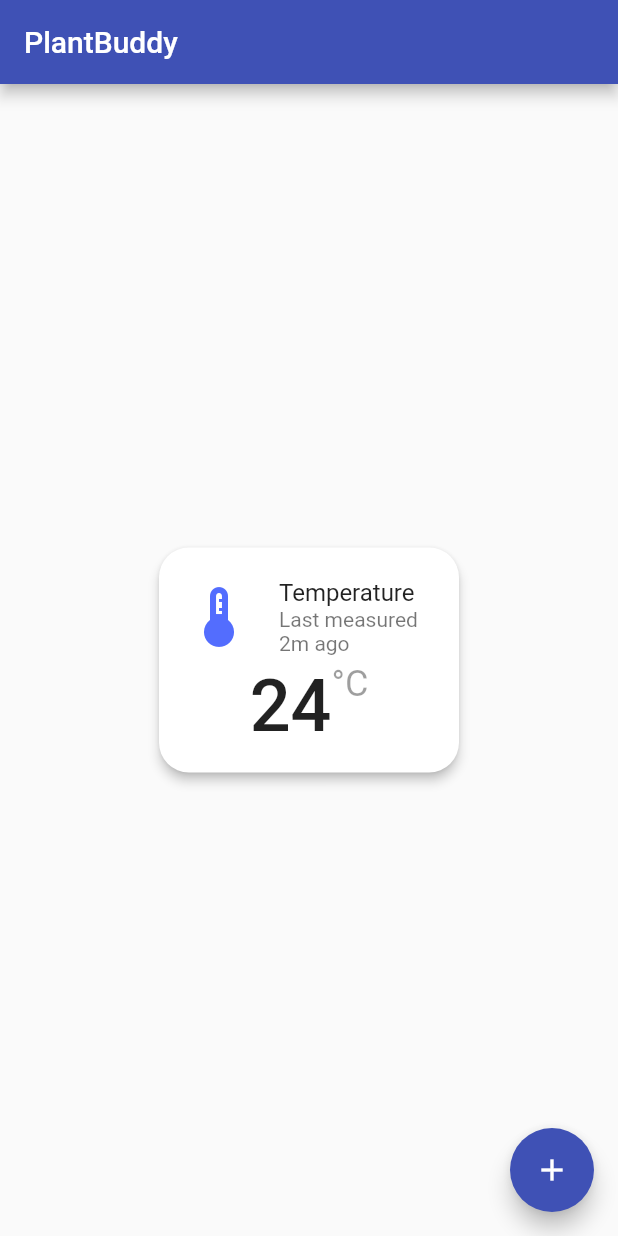
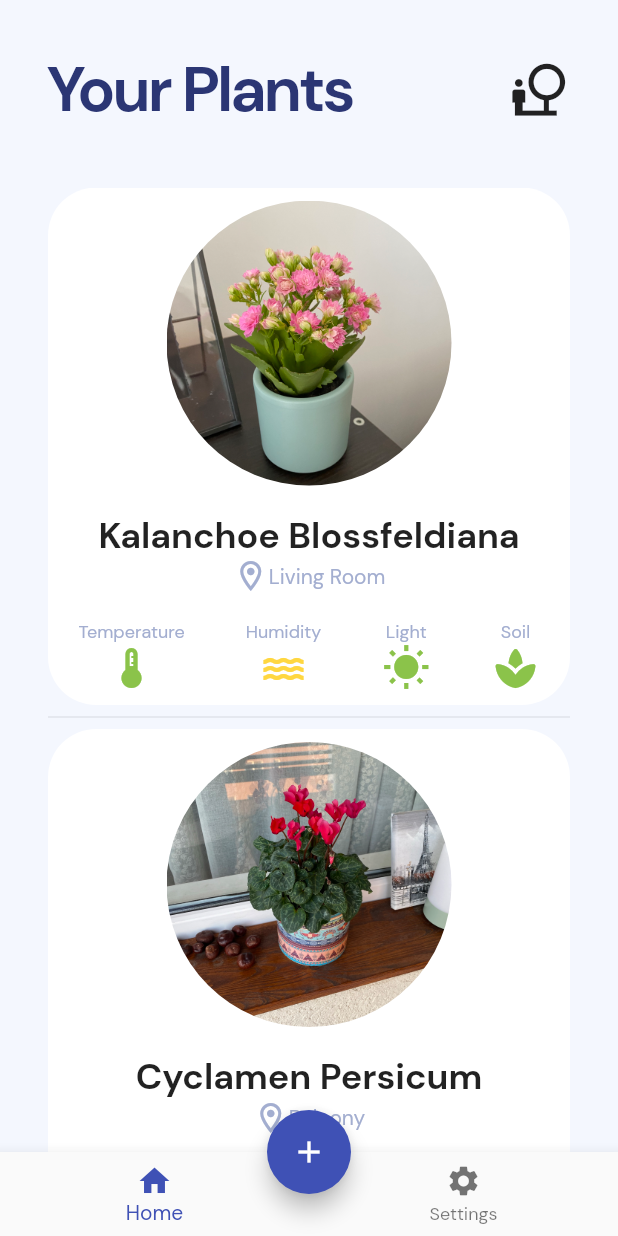
Before and after one commit to Ardelean-Calin/plantbuddy-hw, a Flutter app: the screen it shows after launch, on a phone screen of 412 x 824 dp. Run offline on Flutter 3.47's test engine with Material 2 defaults, Android fonts, the phone set to English and light mode, and no system bars.

Commit message:
Initial template for plant presentation page.

```diff
--- a/02_Software/02_PhoneApp/lib/main.dart
+++ b/02_Software/02_PhoneApp/lib/main.dart
@@ -1,3 +1,4 @@
+import 'package:build/view/plantCardSM.dart';
 import 'package:flutter/material.dart';
 
 void main() {
@@ -21,6 +22,8 @@ class MyApp extends StatelessWidget {
         // Notice that the counter didn't reset back to zero; the application
         // is not restarted.
         primarySwatch: Colors.indigo,
+        backgroundColor: Color(0xFFF4F7FE),
+        fontFamily: 'DMSans',
       ),
       home: MyHomePage(title: 'PlantBuddy'),
     );
@@ -68,14 +71,14 @@ class _MyHomePageState extends State<MyHomePage> {
     // fast, so that you can just rebuild anything that needs updating rather
     // than having to individually change instances of widgets.
     return Scaffold(
-      appBar: AppBar(
-        // Here we take the value from the MyHomePage object that was created by
-        // the App.build method, and use it to set our appbar title.
-        title: Text(widget.title),
-      ),
-      body: Center(
+      backgroundColor: Theme.of(context).backgroundColor,
+      body: Padding(
+        padding: const EdgeInsets.only(top: 32),
+        child: Center(
           // Center is a layout widget. It takes a single child and positions it
           // in the middle of the parent.
+          child: Padding(
+            padding: const EdgeInsets.symmetric(vertical: 0, horizontal: 32),
             child: Column(
               // Column is also a layout widget. It takes a list of children and
               // arranges them vertically. By default, it sizes itself to fit its
@@ -91,70 +94,70 @@ class _MyHomePageState extends State<MyHomePage> {
               // center the children vertically; the main axis here is the vertical
               // axis because Columns are vertical (the cross axis would be
               // horizontal).
-          mainAxisAlignment: MainAxisAlignment.center,
-          children: <Widget>[
-            Card(
-              shape: RoundedRectangleBorder(
-                borderRadius: BorderRadius.all(Radius.circular(20)),
-              ),
-              elevation: 3,
-              child: SizedBox(
-                height: 150,
-                width: 200,
-                child: Padding(
-                  padding:
-                      const EdgeInsets.symmetric(horizontal: 0, vertical: 16),
-                  child: Column(
-                    mainAxisSize: MainAxisSize.min,
-                    mainAxisAlignment: MainAxisAlignment.spaceAround,
-                    children: <Widget>[
-                      const ListTile(
-                        leading: Icon(
-                          Icons.thermostat,
-                          size: 48,
-                          color: Colors.indigoAccent,
-                        ),
-                        title: Text('Temperature'),
-                        subtitle: Text('Last measured 2m ago'),
-                      ),
-                      Row(
-                        mainAxisAlignment: MainAxisAlignment.center,
-                        crossAxisAlignment: CrossAxisAlignment.center,
+              mainAxisAlignment: MainAxisAlignment.start,
+              crossAxisAlignment: CrossAxisAlignment.start,
               children: <Widget>[
                 Row(
-                            crossAxisAlignment: CrossAxisAlignment.start,
+                    mainAxisAlignment: MainAxisAlignment.spaceBetween,
                     children: [
                       Text(
-                                "24",
+                        "Your Plants",
+                        textAlign: TextAlign.start,
                         style: TextStyle(
-                                  fontWeight: FontWeight.w500,
-                                  fontSize: 48,
+                          fontSize: 42,
+                          fontWeight: FontWeight.bold,
+                          letterSpacing: -2,
+                          color: Color(0xFF2B3674),
                         ),
                       ),
-                              Text(
-                                "°C",
-                                style: TextStyle(
-                                  color: Colors.black38,
-                                  fontSize: 24,
+                      Icon(
+                        Icons.nature_people_outlined,
+                        size: 42,
+                      )
+                    ]),
+                SizedBox(
+                  height: 38,
                 ),
-                              )
-                            ],
-                          )
-                        ],
+                // PlantCardSmall(),
+                Expanded(
+                  child: ListView.separated(
+                    shrinkWrap: true,
+                    itemBuilder: (_, index) => PlantCardSmall(
+                      imgPath: [
+                        "assets/img/kalanchoe.jpg",
+                        "assets/img/cyclamen_persicum.jpg",
+                        "assets/img/fittonia_albivenis.jpg"
+                      ][index],
+                      plantName: [
+                        "Kalanchoe Blossfeldiana",
+                        "Cyclamen Persicum",
+                        "Fittonia Albivenis"
+                      ][index],
+                      location: ["Living Room", "Balcony", "Balcony"][index],
+                    ),
+                    itemCount: 3,
+                    separatorBuilder: (_, __) => Divider(),
+                    padding: EdgeInsets.only(bottom: 80),
+                  ),
                 ),
               ],
             ),
           ),
         ),
       ),
+      bottomNavigationBar: BottomNavigationBar(
+        items: [
+          BottomNavigationBarItem(icon: Icon(Icons.home), label: "Home"),
+          BottomNavigationBarItem(
+              icon: Icon(Icons.settings), label: "Settings"),
         ],
-        ),
       ),
       floatingActionButton: FloatingActionButton(
         onPressed: _incrementCounter,
         tooltip: 'Increment',
         child: Icon(Icons.add),
       ), // This trailing comma makes auto-formatting nicer for build methods.
+      floatingActionButtonLocation: FloatingActionButtonLocation.centerDocked,
     );
   }
 }
--- /dev/null
+++ b/02_Software/02_PhoneApp/lib/view/plantCardSM.dart
@@ -0,0 +1,166 @@
+import 'package:flutter/material.dart';
+
+class PlantCardSmall extends StatefulWidget {
+  final String plantName;
+  final String imgPath;
+  final String location;
+
+  const PlantCardSmall(
+      {Key? key,
+      required this.plantName,
+      required this.imgPath,
+      required this.location})
+      : super(key: key);
+
+  @override
+  _PlantCardSmallState createState() => _PlantCardSmallState();
+}
+
+class _PlantCardSmallState extends State<PlantCardSmall> {
+  @override
+  Widget build(BuildContext context) {
+    return SizedBox(
+      height: 345,
+      // width: 350,
+      child: Container(
+        decoration: BoxDecoration(
+          borderRadius: BorderRadius.circular(32),
+          color: Colors.white,
+          // boxShadow: [
+          //   BoxShadow(
+          //     spreadRadius: 0,
+          //     blurRadius: 4,
+          //     color: Color.fromARGB(30, 0, 0, 0),
+          //     offset: Offset(0, 4),
+          //   )
+          // ],
+        ),
+        child: Column(
+          mainAxisAlignment: MainAxisAlignment.spaceAround,
+          children: [
+            Row(
+              mainAxisAlignment: MainAxisAlignment.center,
+              children: [
+                Container(
+                  width: 190,
+                  height: 190,
+                  decoration: BoxDecoration(
+                    shape: BoxShape.circle,
+                    image: DecorationImage(
+                      fit: BoxFit.cover,
+                      image: AssetImage(widget.imgPath),
+                    ),
+                    // height: 130,
+                  ),
+                )
+              ],
+            ),
+            Row(
+              mainAxisAlignment: MainAxisAlignment.center,
+              children: [
+                Column(
+                  children: [
+                    Text(
+                      widget.plantName,
+                      style: TextStyle(
+                        fontWeight: FontWeight.bold,
+                        fontSize: 24,
+                      ),
+                    ),
+                    Row(children: [
+                      Icon(
+                        Icons.location_on_outlined,
+                        color: Color(0xFFA3AED0),
+                      ),
+                      Text(
+                        widget.location,
+                        style: TextStyle(
+                          fontSize: 14,
+                          color: Color(0xFFA3AED0),
+                        ),
+                      ),
+                    ])
+                  ],
+                )
+              ],
+            ),
+            Row(
+              mainAxisAlignment: MainAxisAlignment.spaceAround,
+              children: [
+                Column(
+                  mainAxisAlignment: MainAxisAlignment.center,
+                  children: [
+                    Text(
+                      "Temperature",
+                      style: TextStyle(
+                        color: Color(0xFFA3AED0),
+                        fontSize: 12,
+                      ),
+                    ),
+                    Icon(
+                      Icons.thermostat,
+                      color: Colors.lightGreen,
+                      size: 32,
+                    )
+                  ],
+                ),
+                Column(
+                  mainAxisAlignment: MainAxisAlignment.center,
+                  children: [
+                    Text(
+                      "Humidity",
+                      style: TextStyle(
+                        color: Color(0xFFA3AED0),
+                        fontSize: 12,
+                      ),
+                    ),
+                    Icon(
+                      Icons.water,
+                      color: Colors.amberAccent,
+                      size: 32,
+                    )
+                  ],
+                ),
+                Column(
+                  mainAxisAlignment: MainAxisAlignment.center,
+                  children: [
+                    Text(
+                      "Light",
+                      style: TextStyle(
+                        color: Color(0xFFA3AED0),
+                        fontSize: 12,
+                      ),
+                    ),
+                    Icon(
+                      Icons.wb_sunny,
+                      color: Colors.lightGreen,
+                      size: 32,
+                    )
+                  ],
+                ),
+                Column(
+                  mainAxisAlignment: MainAxisAlignment.center,
+                  children: [
+                    Text(
+                      "Soil",
+                      style: TextStyle(
+                        color: Color(0xFFA3AED0),
+                        fontSize: 12,
+                      ),
+                    ),
+                    Icon(
+                      Icons.spa_rounded,
+                      color: Colors.lightGreen,
+                      size: 32,
+                    )
+                  ],
+                ),
+              ],
+            )
+          ],
+        ),
+        // color: Colors.red,
+      ),
+    );
+  }
+}
```
Also changed, not shown: 02_Software/02_PhoneApp/pubspec.yaml (+13 -3 lines), 02_Software/02_PhoneApp/assets/fonts/DMSans-Bold.ttf (added), 02_Software/02_PhoneApp/assets/fonts/DMSans-BoldItalic.ttf (added), 02_Software/02_PhoneApp/assets/fonts/DMSans-Italic.ttf (added), 02_Software/02_PhoneApp/assets/fonts/DMSans-Medium.ttf (added), 02_Software/02_PhoneApp/assets/fonts/DMSans-MediumItalic.ttf (added), 02_Software/02_PhoneApp/assets/fonts/DMSans-Regular.ttf (added), 02_Software/02_PhoneApp/assets/img/cyclamen_persicum.jpg (added), 02_Software/02_PhoneApp/assets/img/fittonia_albivenis.jpg (added), 02_Software/02_PhoneApp/assets/img/kalanchoe.jpg (added). Lines whose indentation alone changed are shown as unchanged.
